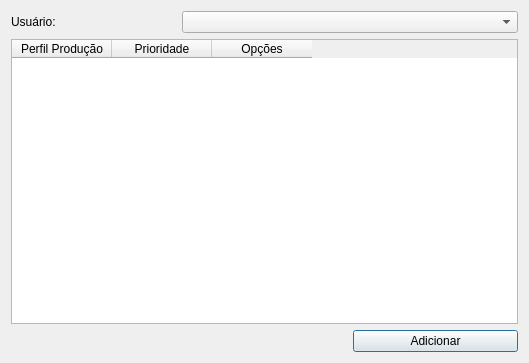
Old version of the form uis/associateUserToProfiles.ui in the repository dsgoficial/SAP_Gerente.
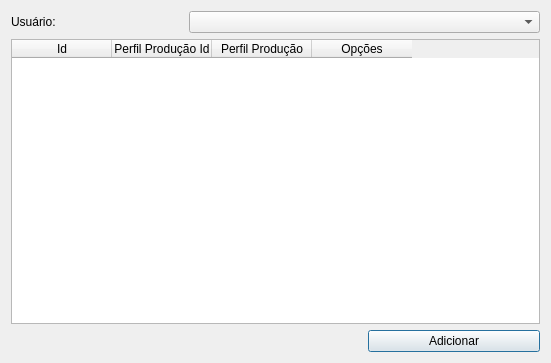
New version of the form.

The edit to the form file:
```diff
--- a/uis/associateUserToProfiles.ui
+++ b/uis/associateUserToProfiles.ui
@@ -6,7 +6,7 @@
    <rect>
     <x>0</x>
     <y>0</y>
-    <width>529</width>
+    <width>551</width>
     <height>363</height>
    </rect>
   </property>
@@ -26,16 +26,21 @@
    </item>
    <item row="1" column="0" colspan="3">
     <widget class="QTableWidget" name="tableWidget">
+     <column>
+      <property name="text">
+       <string>Id</string>
+      </property>
+     </column>
+     <column>
+      <property name="text">
+       <string>Perfil Produção Id</string>
+      </property>
+     </column>
      <column>
       <property name="text">
        <string>Perfil Produção</string>
       </property>
      </column>
-     <column>
-      <property name="text">
-       <string>Prioridade</string>
-      </property>
-     </column>
      <column>
       <property name="text">
        <string>Opções</string>
```
